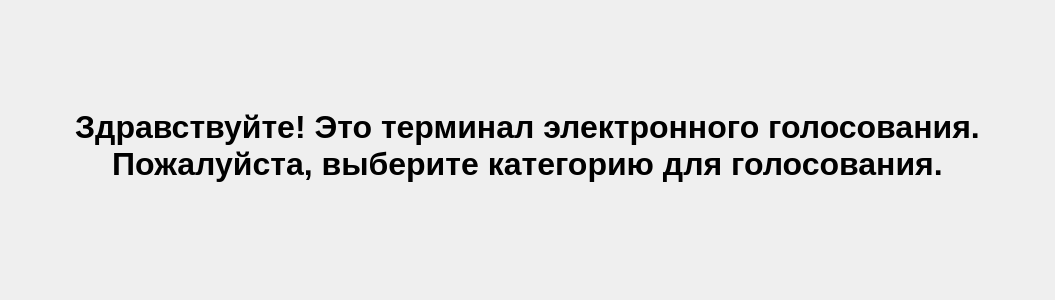
Old version of the form categoryselectwindow.ui in the repository SQReder/QtPollsClient2.
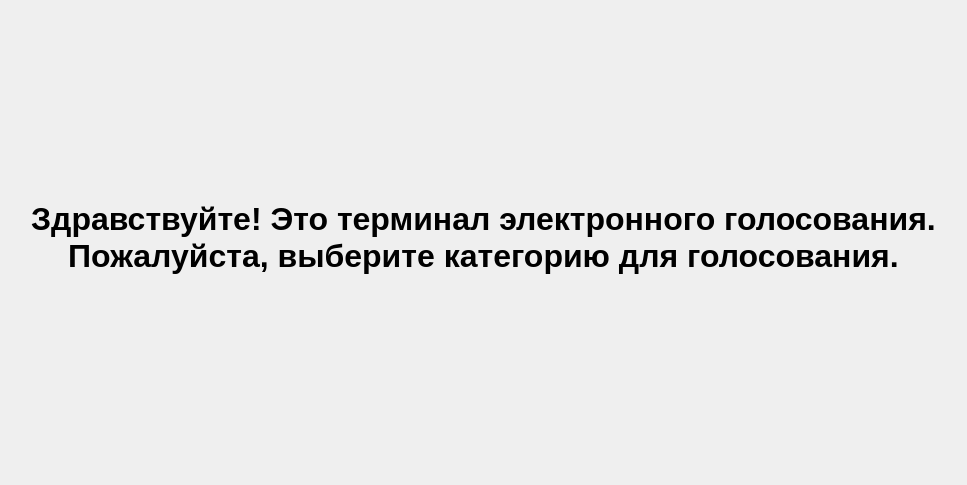
New version of the form. Icons and pictures are not drawn.

Diff of the .ui file:
```diff
--- a/categoryselectwindow.ui
+++ b/categoryselectwindow.ui
@@ -6,8 +6,8 @@
    <rect>
     <x>0</x>
     <y>0</y>
-    <width>1055</width>
-    <height>300</height>
+    <width>967</width>
+    <height>485</height>
    </rect>
   </property>
   <property name="windowTitle">
```
Left out of the diff: 2 changed lines with no effect on the pictures.
